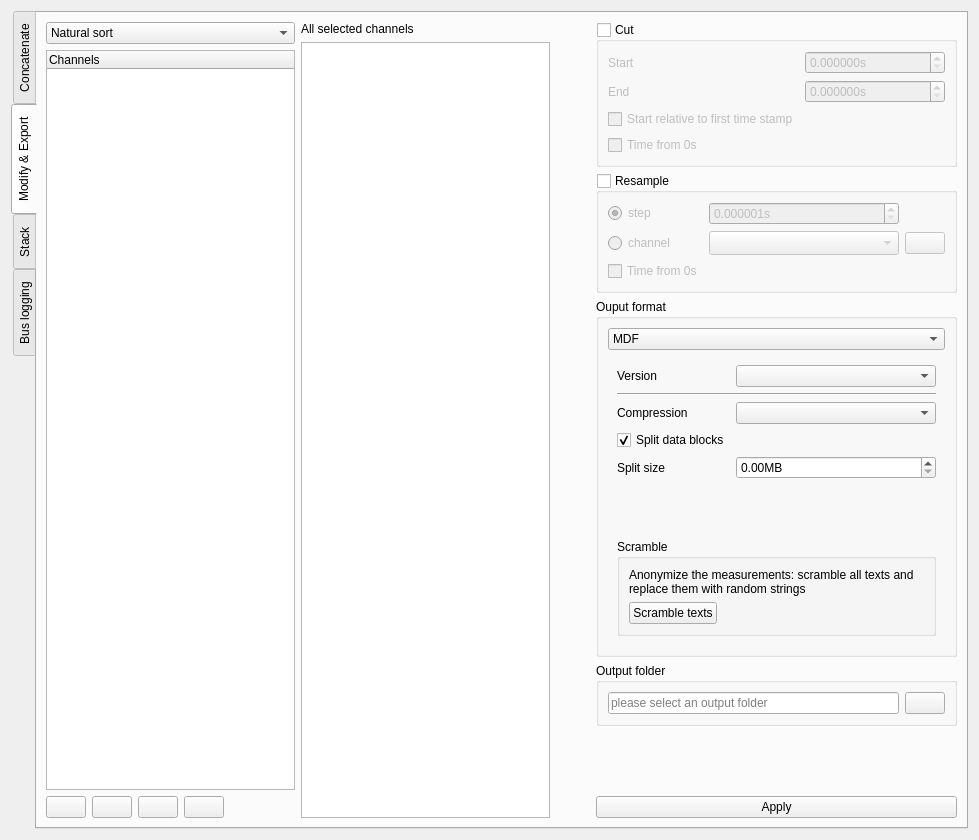
Above: asammdf/gui/ui/batch_widget.ui from danielhrisca/asammdf before the change. Below: the same form after it.
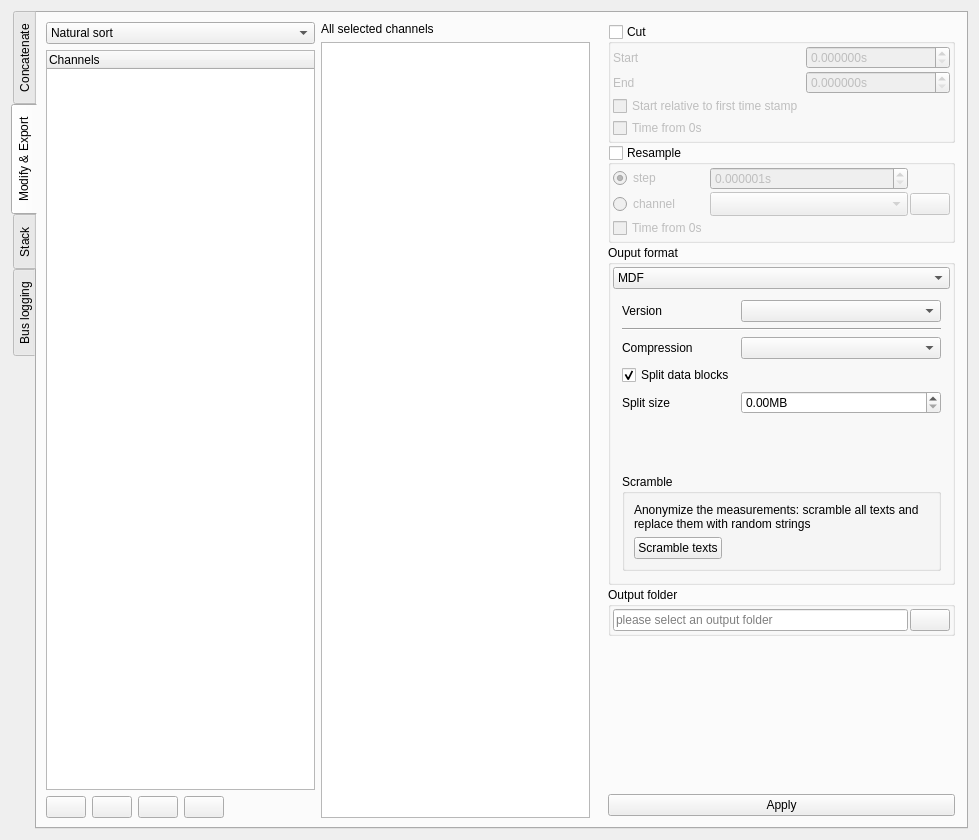
That is the form after the change. The open tabs and pages were chosen to show the change. Icons and pictures are not drawn. Custom widgets are drawn as their Qt base class.

Commit message: allow 6 decimal places for shifting channels in the plot optimize vertical layout in batch and file widgets

What changed in the file:
```diff
--- a/asammdf/gui/ui/batch_widget.ui
+++ b/asammdf/gui/ui/batch_widget.ui
@@ -24,7 +24,7 @@
        <enum>QTabWidget::West</enum>
       </property>
       <property name="currentIndex">
-       <number>3</number>
+       <number>0</number>
       </property>
       <property name="documentMode">
        <bool>false</bool>
@@ -296,7 +296,7 @@
           </property>
           <property name="sizeHint" stdset="0">
            <size>
-            <width>40</width>
+            <width>10</width>
             <height>10</height>
            </size>
           </property>
@@ -304,6 +304,21 @@
         </item>
         <item>
          <layout class="QVBoxLayout" name="verticalLayout_15" stretch="0,0,0,0,1,0">
+          <property name="spacing">
+           <number>2</number>
+          </property>
+          <property name="leftMargin">
+           <number>2</number>
+          </property>
+          <property name="topMargin">
+           <number>2</number>
+          </property>
+          <property name="rightMargin">
+           <number>2</number>
+          </property>
+          <property name="bottomMargin">
+           <number>2</number>
+          </property>
           <item>
            <widget class="QGroupBox" name="cut_group">
             <property name="title">
@@ -316,6 +331,21 @@
              <bool>false</bool>
             </property>
             <layout class="QGridLayout" name="gridLayout_23">
+             <property name="leftMargin">
+              <number>2</number>
+             </property>
+             <property name="topMargin">
+              <number>2</number>
+             </property>
+             <property name="rightMargin">
+              <number>2</number>
+             </property>
+             <property name="bottomMargin">
+              <number>2</number>
+             </property>
+             <property name="spacing">
+              <number>2</number>
+             </property>
              <item row="0" column="0">
               <widget class="QLabel" name="label_62">
                <property name="text">
@@ -385,6 +415,21 @@
              <bool>false</bool>
             </property>
             <layout class="QGridLayout" name="gridLayout_24" columnstretch="0,1,0">
+             <property name="leftMargin">
+              <number>2</number>
+             </property>
+             <property name="topMargin">
+              <number>2</number>
+             </property>
+             <property name="rightMargin">
+              <number>2</number>
+             </property>
+             <property name="bottomMargin">
+              <number>2</number>
+             </property>
+             <property name="spacing">
+              <number>2</number>
+             </property>
              <item row="0" column="0">
               <widget class="QRadioButton" name="raster_type_step">
                <property name="text">
@@ -464,6 +509,21 @@
              <string>Ouput format</string>
             </property>
             <layout class="QVBoxLayout" name="verticalLayout_21">
+             <property name="spacing">
+              <number>2</number>
+             </property>
+             <property name="leftMargin">
+              <number>2</number>
+             </property>
+             <property name="topMargin">
+              <number>2</number>
+             </property>
+             <property name="rightMargin">
+              <number>2</number>
+             </property>
+             <property name="bottomMargin">
+              <number>2</number>
+             </property>
              <item>
               <widget class="QComboBox" name="output_format">
                <item>
@@ -822,6 +882,21 @@
              <string>Output folder</string>
             </property>
             <layout class="QGridLayout" name="gridLayout">
+             <property name="leftMargin">
+              <number>2</number>
+             </property>
+             <property name="topMargin">
+              <number>2</number>
+             </property>
+             <property name="rightMargin">
+              <number>2</number>
+             </property>
+             <property name="bottomMargin">
+              <number>2</number>
+             </property>
+             <property name="spacing">
+              <number>2</number>
+             </property>
              <item row="0" column="0">
               <widget class="QLineEdit" name="modify_output_folder">
                <property name="placeholderText">
@@ -854,7 +929,7 @@
             <property name="sizeHint" stdset="0">
              <size>
               <width>20</width>
-              <height>40</height>
+              <height>2</height>
              </size>
             </property>
            </spacer>
@@ -1012,6 +1087,21 @@
            <string>CSV</string>
           </property>
           <layout class="QGridLayout" name="gridLayout_10">
+           <property name="leftMargin">
+            <number>2</number>
+           </property>
+           <property name="topMargin">
+            <number>2</number>
+           </property>
+           <property name="rightMargin">
+            <number>2</number>
+           </property>
+           <property name="bottomMargin">
+            <number>2</number>
+           </property>
+           <property name="spacing">
+            <number>2</number>
+           </property>
            <item row="1" column="1">
             <widget class="QCheckBox" name="time_from_zero_bus">
              <property name="text">
@@ -1097,6 +1187,21 @@
            <string>MDF</string>
           </property>
           <layout class="QGridLayout" name="gridLayout_5">
+           <property name="leftMargin">
+            <number>2</number>
+           </property>
+           <property name="topMargin">
+            <number>2</number>
+           </property>
+           <property name="rightMargin">
+            <number>2</number>
+           </property>
+           <property name="bottomMargin">
+            <number>2</number>
+           </property>
+           <property name="spacing">
+            <number>2</number>
+           </property>
            <item row="5" column="0" colspan="2">
             <widget class="QPushButton" name="extract_bus_btn">
              <property name="text">
@@ -1173,6 +1278,21 @@
             <string>CAN</string>
            </attribute>
            <layout class="QVBoxLayout" name="verticalLayout">
+            <property name="spacing">
+             <number>2</number>
+            </property>
+            <property name="leftMargin">
+             <number>2</number>
+            </property>
+            <property name="topMargin">
+             <number>2</number>
+            </property>
+            <property name="rightMargin">
+             <number>2</number>
+            </property>
+            <property name="bottomMargin">
+             <number>2</number>
+            </property>
             <item>
              <widget class="QPushButton" name="load_can_database_btn">
               <property name="text">
@@ -1194,6 +1314,21 @@
             <string>LIN</string>
            </attribute>
            <layout class="QVBoxLayout" name="verticalLayout_2">
+            <property name="spacing">
+             <number>2</number>
+            </property>
+            <property name="leftMargin">
+             <number>2</number>
+            </property>
+            <property name="topMargin">
+             <number>2</number>
+            </property>
+            <property name="rightMargin">
+             <number>2</number>
+            </property>
+            <property name="bottomMargin">
+             <number>2</number>
+            </property>
             <item>
              <widget class="QPushButton" name="load_lin_database_btn">
               <property name="text">
```
The commit also changes 6 other files.
